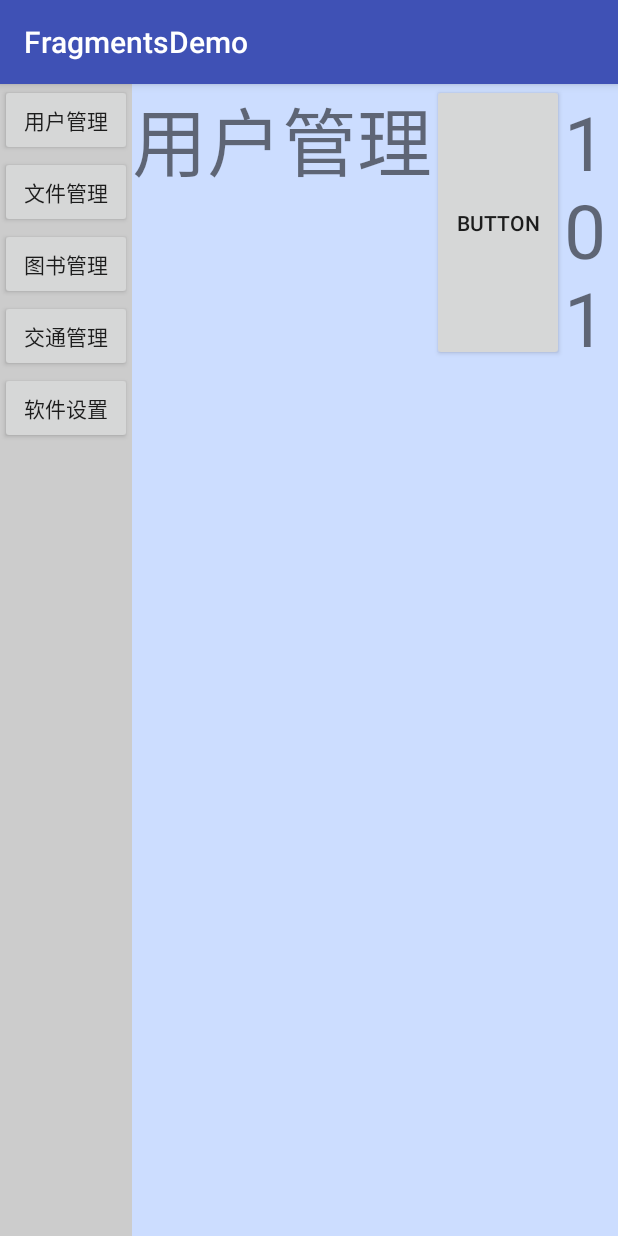
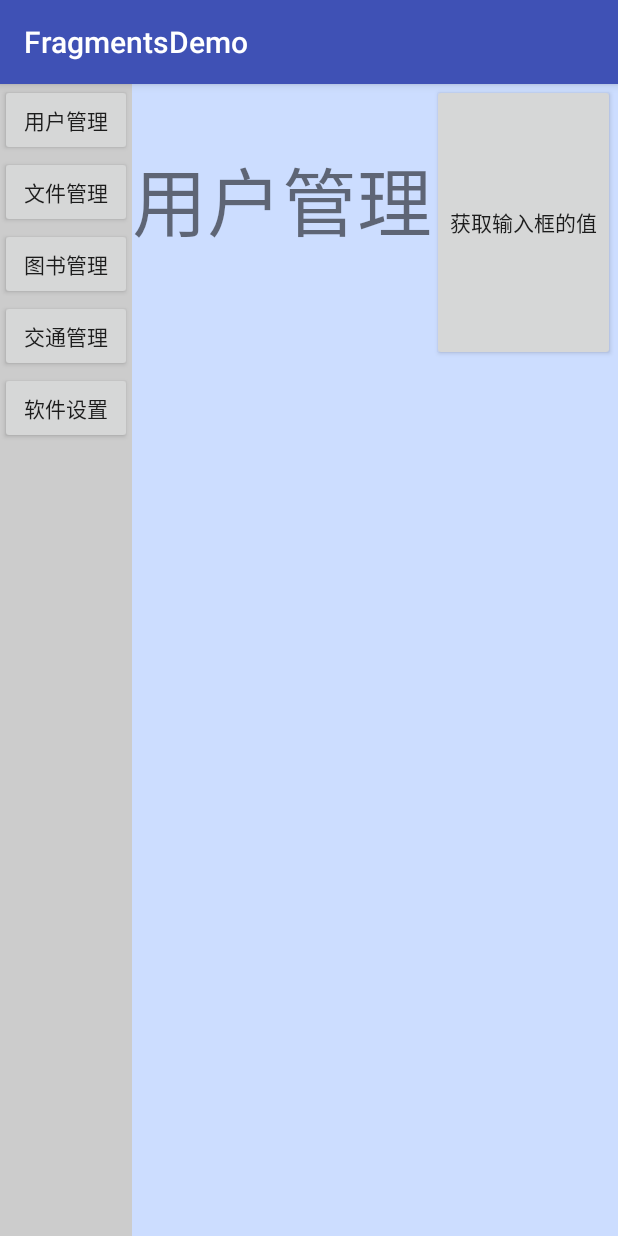
Before and after one commit to Huigesi/FragmentsDemo, an Android app: the screen it shows after launch (MainActivity), after a tap on "用户管理", on a phone screen of 412 x 824 dp. Run offline under Robolectric (Android 15) with nearby library versions, the phone set to English and light mode, and no system bars.

Commit message:
fragmen fragment获取activity的值

```diff
--- a/app/src/main/java/com/example/administrator/fragmentsdemo/fragment/Fragment_1.java
+++ b/app/src/main/java/com/example/administrator/fragmentsdemo/fragment/Fragment_1.java
@@ -6,6 +6,7 @@ import android.view.LayoutInflater;
 import android.view.View;
 import android.view.ViewGroup;
 import android.widget.Button;
+import android.widget.EditText;
 import android.widget.TextView;
 import android.widget.Toast;
 
@@ -28,14 +29,17 @@ public class Fragment_1 extends Fragment {
     public View onCreateView(LayoutInflater inflater, ViewGroup container, Bundle savedInstanceState) {
         View view=inflater.inflate(R.layout.fragment_1,null);
         Button button=(Button)view.findViewById(R.id.button3);
+        final TextView textView=(TextView)view.findViewById(R.id.tv_1);
         button.setOnClickListener(new View.OnClickListener() {
             @Override
             public void onClick(View v) {
-                Toast.makeText(getActivity(),"用户管理",Toast.LENGTH_SHORT).show();
+                EditText editText=(EditText)getActivity().findViewById(R.id.editText);
+                textView.setText(editText.getText().toString().trim());
+                //Toast.makeText(getActivity(),"用户管理",Toast.LENGTH_SHORT).show();
             }
         });
         //return inflater.inflate(R.layout.fragment_1, container, false);
-        TextView textView=(TextView)view.findViewById(R.id.tv_1);
+
         Bundle bundle=getArguments();
         textView.setText(bundle.getInt("id")+"");
         return view;
--- a/app/src/main/res/layout/activity_main.xml
+++ b/app/src/main/res/layout/activity_main.xml
@@ -41,9 +41,17 @@
 <LinearLayout
     android:orientation="vertical"
     android:id="@+id/right"
-    android:layout_width="match_parent"
+    android:layout_width="wrap_content"
     android:layout_height="match_parent"
     android:layout_toRightOf="@+id/left"
     android:background="#CCDDFF"></LinearLayout>
 
+    <EditText
+        android:id="@+id/editText"
+        android:layout_width="wrap_content"
+        android:layout_height="wrap_content"
+        android:ems="5"
+        android:inputType="text" />
+
+
 </LinearLayout>
--- a/app/src/main/res/layout/fragment_1.xml
+++ b/app/src/main/res/layout/fragment_1.xml
@@ -14,7 +14,7 @@
         android:id="@+id/button3"
         android:layout_width="wrap_content"
         android:layout_height="match_parent"
-        android:text="Button" />
+        android:text="获取输入框的值" />
     <TextView
         android:layout_width="wrap_content"
         android:layout_height="wrap_content"
```
